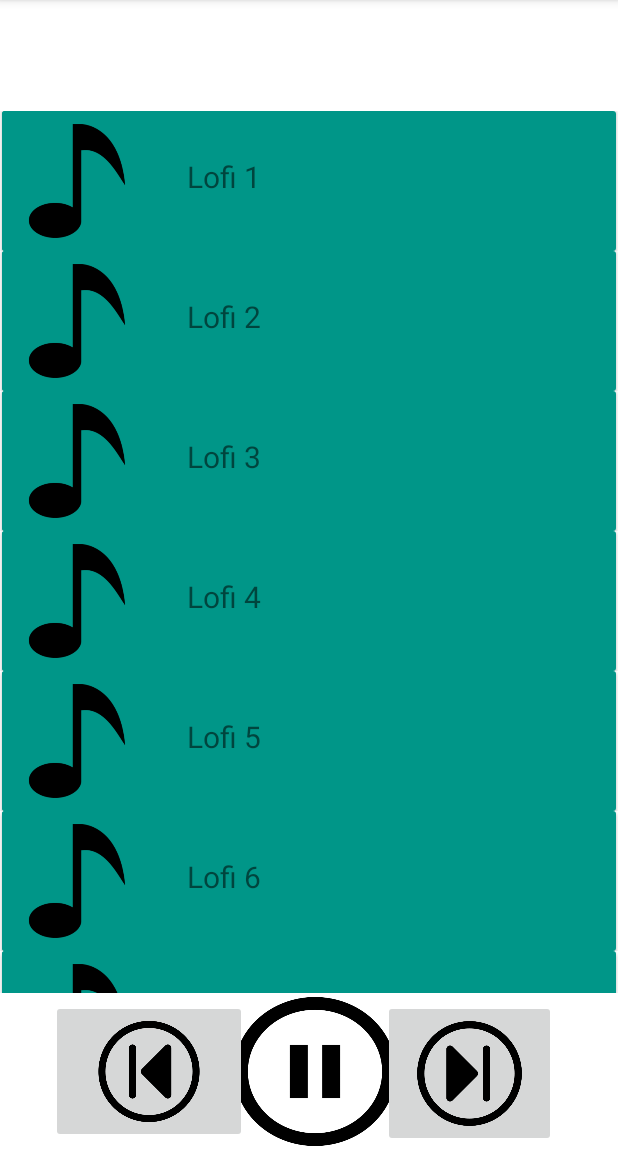
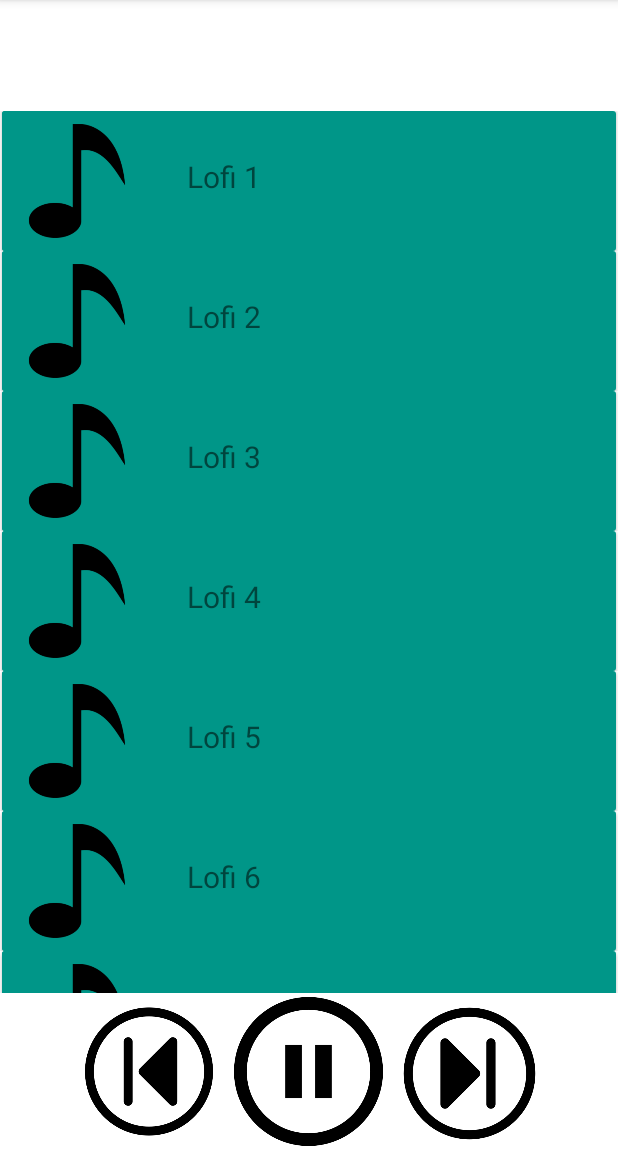
Before and after one commit to MarcusVincentSiah/MAD2023_Team2, an Android app: the MusicPlayer screen opened directly, with no data from a screen before it, after a tap on an icon or button, on a phone screen of 412 x 824 dp, the part 84-1236 px from its top. Run offline under Robolectric (Android 15) with nearby library versions, the phone set to English and light mode, and no system bars.

Commit message:
fixed some music bugs and deleted some files

```diff
--- a/app/src/main/java/sg/edu/np/mad/EfficenZ/MusicPlayer.java
+++ b/app/src/main/java/sg/edu/np/mad/EfficenZ/MusicPlayer.java
@@ -50,6 +50,11 @@ public class MusicPlayer extends AppCompatActivity implements RecyclerViewInterf
         leftskipbtn = findViewById(R.id.leftskipbtn);
         rightskipbtn = findViewById(R.id.rightskipbtn);
 
+        if(mediaPlayer.isPlaying()) {
+            ppbtn.setImageDrawable(getResources().getDrawable(R.drawable.pause_button));
+        } else ppbtn.setImageDrawable(getResources().getDrawable(R.drawable.play_button));
+
+
         ppbtn.setOnClickListener(new View.OnClickListener() {
             @Override
             public void onClick(View view) {
@@ -101,10 +106,12 @@ public class MusicPlayer extends AppCompatActivity implements RecyclerViewInterf
     private void toggleMediaPlayer() {
         if (mediaPlayer != null && mediaPlayer.isPlaying()) {
             mediaPlayer.pause();
-            ppbtn.setBackgroundResource(R.drawable.play_button);
+            //ppbtn.setBackgroundResource(R.drawable.play_button);
+            ppbtn.setImageDrawable(getResources().getDrawable(R.drawable.play_button));
         } else {
             mediaPlayer.start();
-            ppbtn.setBackgroundResource(R.drawable.pause_button);
+            //ppbtn.setBackgroundResource(R.drawable.pause_button);
+            ppbtn.setImageDrawable(getResources().getDrawable(R.drawable.pause_button));
         }
     }
 
--- a/app/src/main/res/layout/activity_music_player.xml
+++ b/app/src/main/res/layout/activity_music_player.xml
@@ -28,6 +28,7 @@
         android:layout_marginEnd="148dp"
         android:layout_marginBottom="4dp"
         android:adjustViewBounds="true"
+        android:background="#00FFFFFF"
         android:scaleType="fitStart" />
 
     <ImageButton
@@ -40,6 +41,7 @@
         android:layout_marginStart="34dp"
         android:layout_marginEnd="247dp"
         android:layout_marginBottom="6dp"
+        android:background="#00FFFFFF"
         android:scaleType="fitCenter"
         app:srcCompat="@drawable/left_skip_button" />
 
@@ -53,6 +55,7 @@
         android:layout_marginStart="255dp"
         android:layout_marginEnd="41dp"
         android:layout_marginBottom="3dp"
+        android:background="#00FFFFFF"
         android:scaleType="fitCenter"
         app:srcCompat="@drawable/right_skip_button" />
 
```
Also changed, not shown: app/src/main/java/sg/edu/np/mad/EfficenZ/DefaultTimeManagementFrag.java (deleted, +0 -19 lines), app/src/main/java/sg/edu/np/mad/EfficenZ/newTimeManagementFrag.java (deleted, +0 -32 lines), app/src/main/res/layout/fragment_default_time_management.xml (deleted, +0 -15 lines), app/src/main/res/layout/fragment_new_time_management.xml (deleted, +0 -15 lines).
